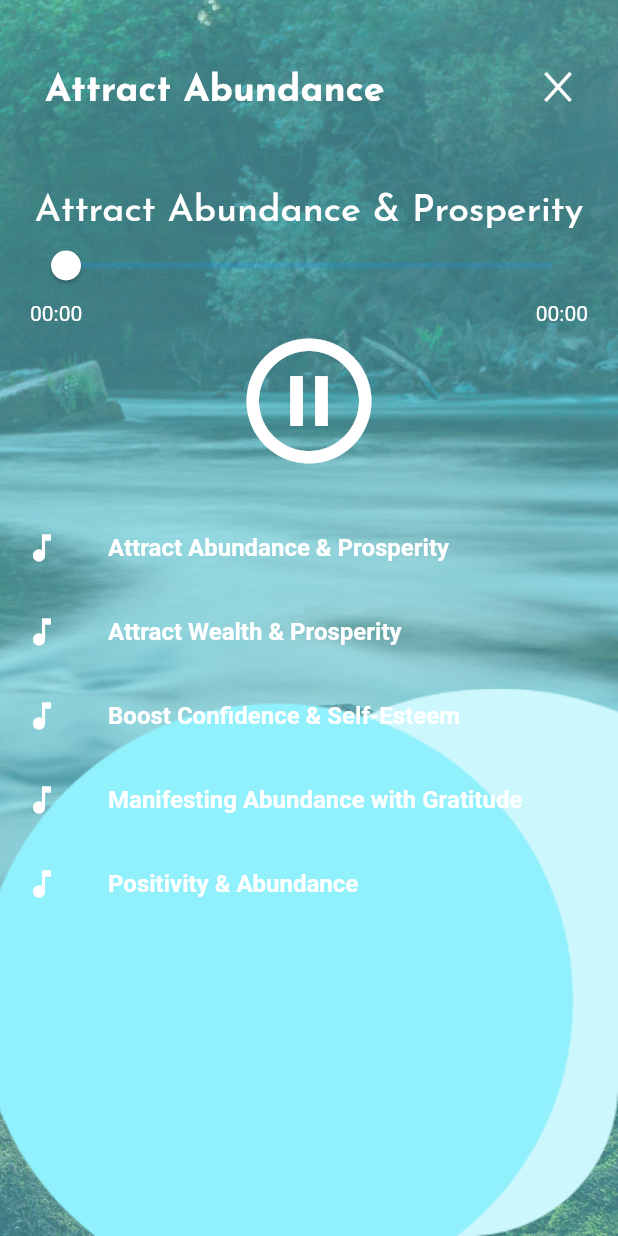
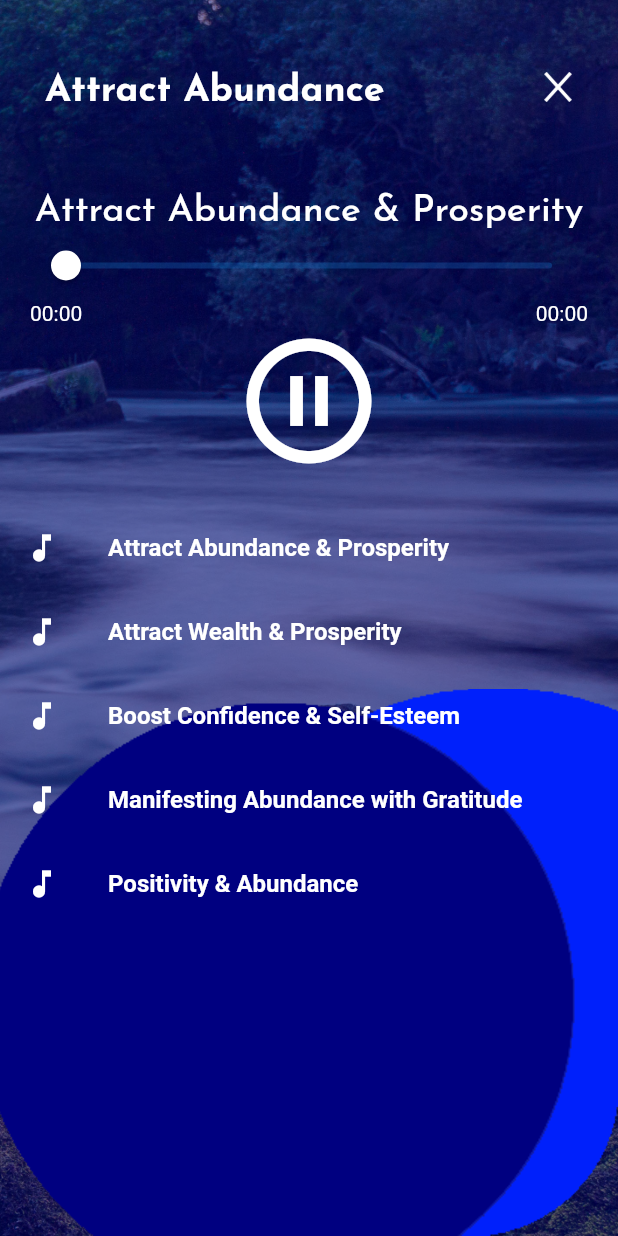
Before and after one commit to abdulalikhan/zentor, a Flutter app: the Abundance screen opened directly, on a phone screen of 412 x 824 dp. Run offline on Flutter 3.47's test engine with Material 2 defaults, Android fonts, the phone set to English and light mode, and no system bars; our stand-ins replace audioplayers; missing offline and left inert: firebase_admob; accounts and stored records are empty.

Commit message:
Updated UI to enhance readability

```diff
--- a/lib/components/audioPlayer.dart
+++ b/lib/components/audioPlayer.dart
@@ -1,5 +1,8 @@
 import 'package:audioplayers/audioplayers.dart';
 import 'package:flutter/material.dart';
+import 'package:firebase_admob/firebase_admob.dart';
+
+const String testDevice = 'YOUR_DEVICE_ID_GOES_HERE';
 
 class playerPlugin extends StatefulWidget {
   String currUrl;
@@ -16,6 +19,35 @@ class _playerPluginState extends State<playerPlugin> {
   Duration duration = new Duration();
   Duration position = new Duration();
   bool playing = false;
+
+  // Google AdMob
+  static const MobileAdTargetingInfo targetingInfo = MobileAdTargetingInfo(
+    testDevices: testDevice != null ? <String>[testDevice] : null,
+    nonPersonalizedAds: true,
+    //keywords: <String>['Games', 'Education', 'Online Learning', 'Free Courses'],
+  );
+
+  BannerAd _bannerAd;
+  InterstitialAd _interstitialAd;
+
+  BannerAd createBannerAd() {
+    return BannerAd(
+        adUnitId: 'ca-app-pub-8166746203092713/8256301996',
+        size: AdSize.banner,
+        targetingInfo: targetingInfo,
+        listener: (MobileAdEvent event) {
+          print("BannerAd $event");
+        });
+  }
+
+  InterstitialAd createInterstitialAd() {
+    return InterstitialAd(
+        adUnitId: 'ca-app-pub-8166746203092713/7450486786',
+        targetingInfo: targetingInfo,
+        listener: (MobileAdEvent event) {
+          print("IntersttialAd $event");
+        });
+  }
 
   @override
   void initState() {
@@ -44,10 +76,19 @@ class _playerPluginState extends State<playerPlugin> {
       widget.containerBg = 'coldrop';
     }
     getAudio(widget.currUrl);
+    FirebaseAdMob.instance
+        .initialize(appId: 'ca-app-pub-8166746203092713~9338283521');
+    _bannerAd = createBannerAd()
+      ..load()
+      ..show();
+    super.initState();
   }
 
   @override
   void dispose() {
+    //createInterstitialAd()
+    //  ..load()
+    //  ..show();
     audioPlayer.stop();
     super.dispose();
   }
--- a/lib/modes/abundance.dart
+++ b/lib/modes/abundance.dart
@@ -20,7 +20,7 @@ class _AbundanceState extends State<Abundance> {
           ),
         ),
         child: Container(
-          color: Color(0xff74e9f8).withOpacity(0.5),
+          color: Color(0xff000080).withOpacity(0.5),
           child: SafeArea(
             child: Container(
               child: Column(
--- a/lib/modes/anxiety.dart
+++ b/lib/modes/anxiety.dart
@@ -20,7 +20,7 @@ class _AnxietyState extends State<Anxiety> {
           ),
         ),
         child: Container(
-          color: Color(0xffffb773).withOpacity(0.7),
+          color: Color(0xffbd4800).withOpacity(0.7),
           child: SafeArea(
             child: Container(
               child: Column(
--- a/lib/modes/awareness.dart
+++ b/lib/modes/awareness.dart
@@ -20,7 +20,7 @@ class _AwarenessState extends State<Awareness> {
           ),
         ),
         child: Container(
-          color: Color(0xff97e37b).withOpacity(0.5),
+          color: Color(0xff2e6824).withOpacity(0.5),
           child: SafeArea(
             child: Container(
               child: Column(
--- a/lib/modes/sleep.dart
+++ b/lib/modes/sleep.dart
@@ -20,7 +20,7 @@ class _SleepState extends State<Sleep> {
           ),
         ),
         child: Container(
-          color: Color(0xffcf8cf9).withOpacity(0.5),
+          color: Color(0xff6b4da3).withOpacity(0.5),
           child: SafeArea(
             child: Container(
               child: Column(
--- a/pubspec.yaml
+++ b/pubspec.yaml
@@ -29,6 +29,7 @@ dependencies:
   # Use with the CupertinoIcons class for iOS style icons.
   cupertino_icons: ^0.1.3
   audioplayers: ^0.15.0
+  firebase_admob: ^0.9.3+4
 
 dev_dependencies:
   flutter_test:
```
Also changed, not shown: assets/images/colcir.png, assets/images/coldrop.png, assets/images/colmoon.png, assets/images/coltri.png, pubspec.lock, 5 other files.
